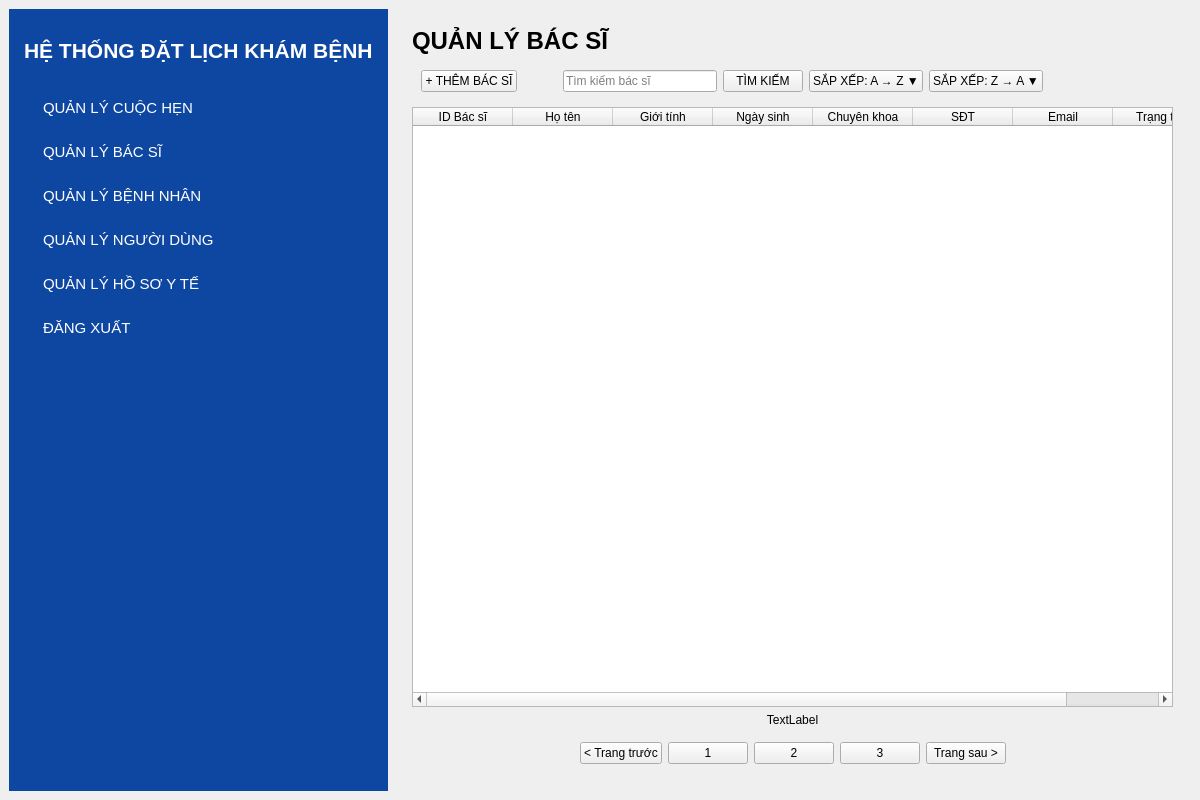
Qt form gui/adminwindow.ui (VanBao6002/PBL2_Appointment_Scheduling_System) before a commit.
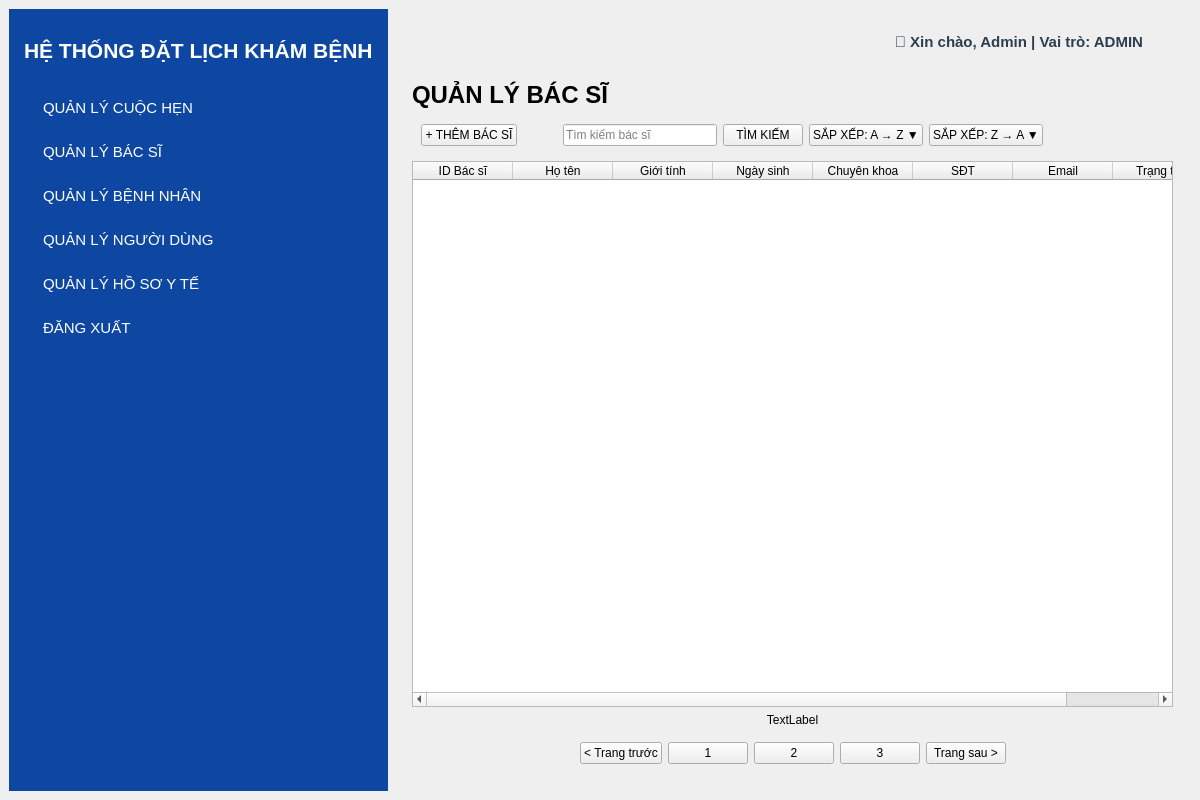
The same form after that commit.

```diff
--- a/gui/adminwindow.ui
+++ b/gui/adminwindow.ui
@@ -127,6 +127,36 @@
     <item>
      <widget class="QWidget" name="contentAreaWidget" native="true">
       <layout class="QVBoxLayout" name="verticalLayout_2">
+       <!-- ================== THÊM MỚI: LABEL HIỂN THỊ THÔNG TIN NGƯỜI DÙNG ================== -->
+       <item>
+        <widget class="QLabel" name="lblLoggedInUser">
+         <property name="text">
+          <string>👤 Xin chào, Admin | Vai trò: ADMIN</string>
+         </property>
+         <property name="alignment">
+          <set>Qt::AlignmentFlag::AlignRight</set>
+         </property>
+         <property name="styleSheet">
+          <string notr="true">
+            font-weight: bold;
+            font-size: 11pt;
+            padding: 10px 20px;
+            margin: 5px 15px;
+            background: qlineargradient(x1:0, y1:0, x2:1, y2:0,
+              stop:0 rgba(52, 152, 219, 0.15),
+              stop:0.5 rgba(155, 89, 182, 0.1),
+              stop:1 rgba(52, 152, 219, 0.15));
+            border-radius: 12px;
+            border: 1.5px solid qlineargradient(x1:0, y1:0, x2:1, y2:0,
+              stop:0 rgba(52, 152, 219, 0.3),
+              stop:1 rgba(155, 89, 182, 0.2));
+            color: #2c3e50;
+          </string>
+         </property>
+        </widget>
+       </item>
+       <!-- ================== KẾT THÚC THÊM MỚI ================== -->
+
        <item>
         <widget class="QStackedWidget" name="mainStack">
          <property name="currentIndex">
```
